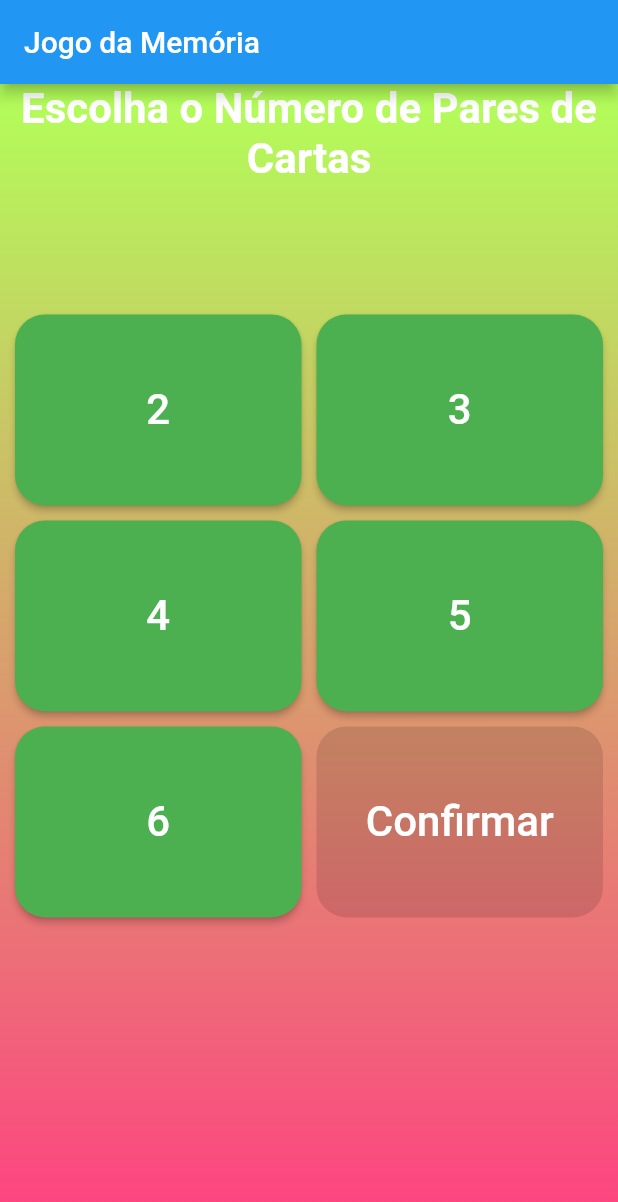
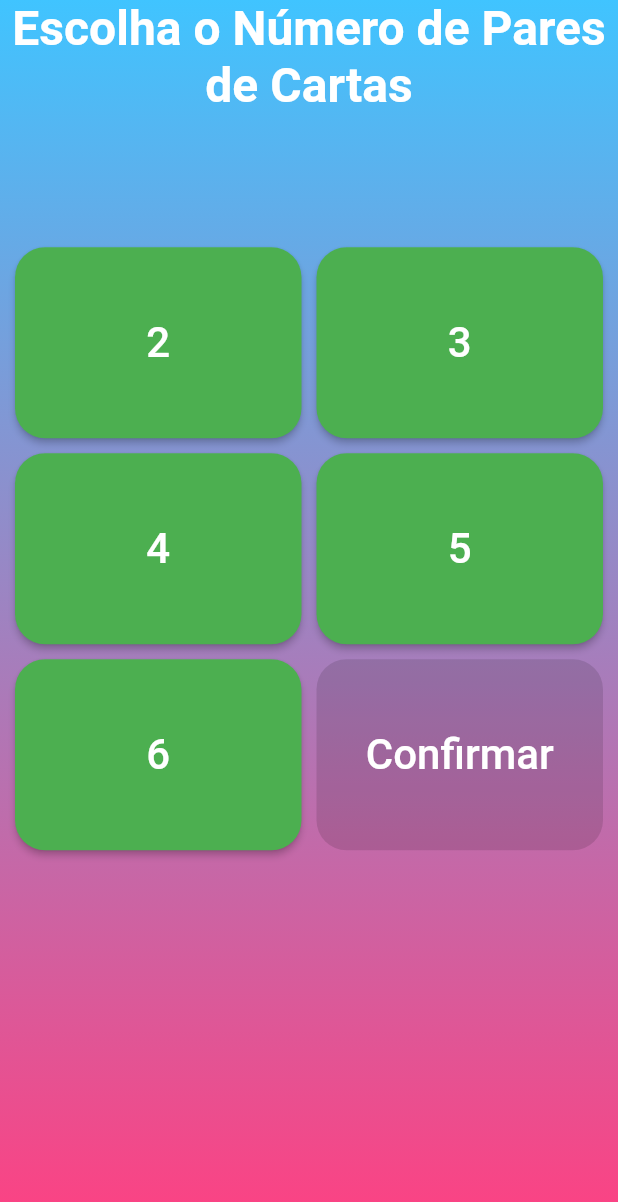
Before and after one commit to arthurferr/proj_jogo_memoria, a Flutter app: the screen it shows after launch, on a phone screen of 412 x 824 dp. Shown: the top 1202 px of the screen. Run offline on Flutter 3.47's test engine with Material 2 defaults, Android fonts, the phone set to English and light mode, and no system bars; our stand-ins replace flip_card.

Commit message:
Aperfeiçoamento de Telas

```diff
--- a/lib/main.dart
+++ b/lib/main.dart
@@ -11,9 +11,9 @@ class MyApp extends StatelessWidget {
   // This widget is the root of your application.
   @override
   Widget build(BuildContext context) {
+
     return MaterialApp(
       debugShowCheckedModeBanner: false,
-      title: 'Flutter Demo',
       theme: ThemeData(
         primarySwatch: Colors.blue,
       ),
--- a/lib/telas/tela_inicial.dart
+++ b/lib/telas/tela_inicial.dart
@@ -14,11 +14,19 @@ class _TelaInicialState extends State<TelaInicial> {
   @override
   Widget build(BuildContext context) {
     return Scaffold(
-      appBar: AppBar(
-        title: Text("Jogo da Memória"),
-      ),
-      body: _body(context),
-    );
+        body: Container(
+          padding: EdgeInsets.only(top: MediaQuery.of(context).padding.top),
+          decoration: BoxDecoration(
+              gradient: LinearGradient(
+            begin: Alignment.topCenter,
+            end: Alignment.bottomCenter,
+            colors: [
+              Colors.lightBlueAccent,
+              Colors.pinkAccent,
+            ],
+          )),
+          child: _body(context),
+        ));
   }
 
 // ssh-keygen -t rsa -b 4096 -C ""
@@ -45,30 +53,20 @@ class _TelaInicialState extends State<TelaInicial> {
         ));
   }
 
-  /**/
   _body(BuildContext context) {
     return Container(
-      decoration: BoxDecoration(
-          gradient: LinearGradient(
-        begin: Alignment.topCenter,
-        end: Alignment.bottomCenter,
-        colors: [
-          Colors.lightGreenAccent,
-          Colors.pinkAccent,
-        ],
-      )),
       child: Column(
         mainAxisSize: MainAxisSize.max,
         mainAxisAlignment: MainAxisAlignment.center,
         crossAxisAlignment: CrossAxisAlignment.center,
         children: [
-          const Expanded(
+          Expanded(
               flex: 1,
               child: Text(
                 "Escolha o Número de Pares de Cartas",
                 style: TextStyle(
                     color: Colors.white,
-                    fontSize: 28,
+                    fontSize: 32,
                     fontWeight: FontWeight.bold),
                 textAlign: TextAlign.center,
               )),
--- a/pubspec.yaml
+++ b/pubspec.yaml
@@ -29,6 +29,7 @@ environment:
 dependencies:
   flip_card: ^0.6.0
   image_picker: ^0.8.4+4
+  flutter_native_splash: ^1.3.1
   flutter:
     sdk: flutter
 
```
Also changed, not shown: lib/telas/tela_jogo.dart (+136 -50 lines), pubspec.lock, 2 other files.
